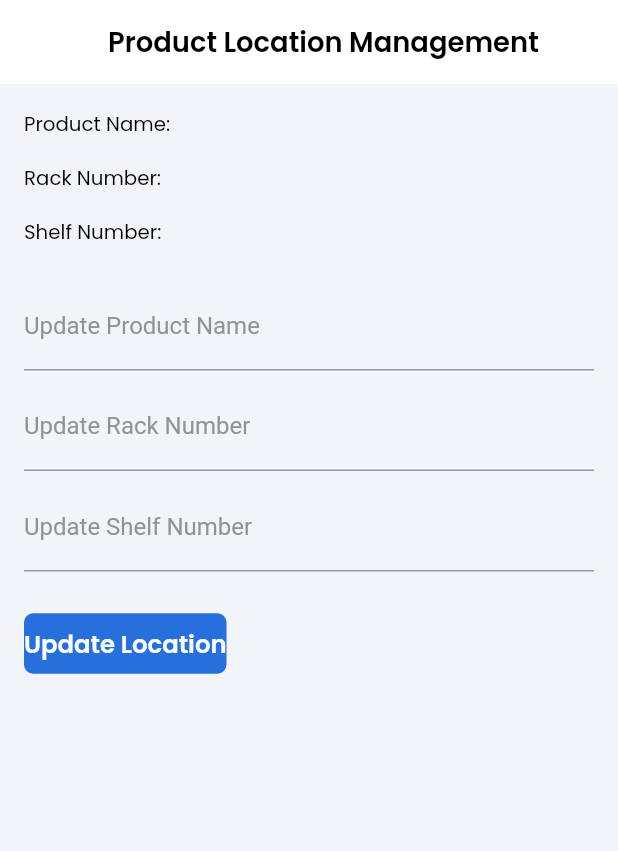
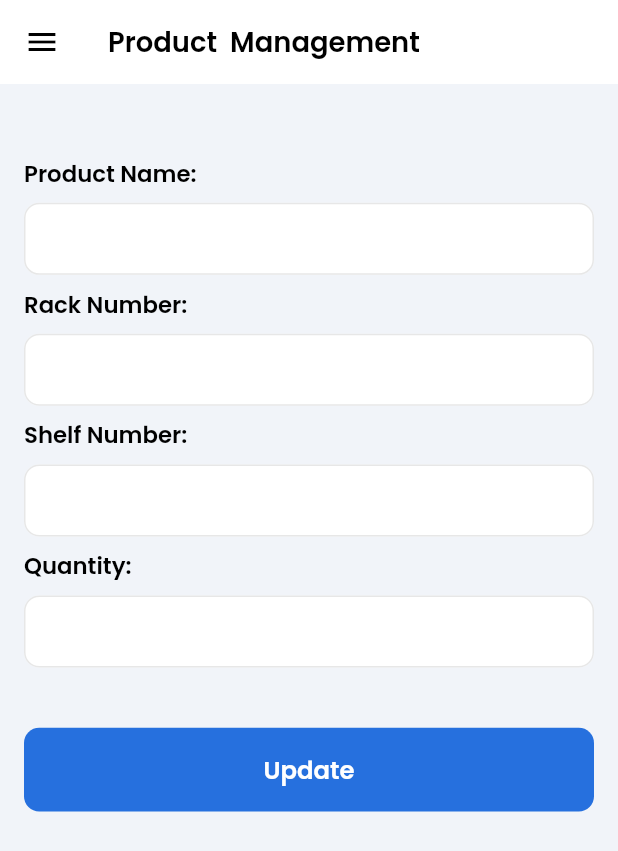
Before and after one commit to Thamizhselvan03/store_app_dtg, a Flutter app: the ProductManagementView screen opened by its route, on a phone screen of 412 x 824 dp. Shown: the top 851 px of the screen. Run offline on Flutter 3.47's test engine with Material 3 defaults, Android fonts, the phone set to English and light mode, and no system bars; our stand-ins replace animate_do, animated_text_kit, cached_network_image, connectivity_plus, device_info_plus, dio and 23 more; missing offline and left inert: floating_draggable_widget, mobile_scanner, pusher_channels_flutter; accounts and stored records are empty; network calls fail.

Commit message:
admin dashboard ui

```diff
--- a/lib/app/components/global-widgets/general_text_field.dart
+++ b/lib/app/components/global-widgets/general_text_field.dart
@@ -95,7 +95,7 @@ class GeneralTextField extends StatelessWidget {
         errorMaxLines: 1,
         hintText: hint,
         hintStyle: TextStyle(
-          color: LightThemeColors.bodyTextSecondaryColor,
+          color: context.theme.hintColor,
           fontSize: 13.sp,
           fontWeight: FontWeight.w500,
         ),
--- a/lib/app/modules/admin/product_management/controllers/product_management_controller.dart
+++ b/lib/app/modules/admin/product_management/controllers/product_management_controller.dart
@@ -1,3 +1,4 @@
+import 'package:flutter/cupertino.dart';
 import 'package:get/get.dart';
 
 class ProductManagementController extends GetxController {
@@ -19,6 +20,8 @@ class ProductManagementController extends GetxController {
     super.onClose();
   }
 
+ final productNameTC =TextEditingController();
+
   final productName = ''.obs;
   final rackNumber = ''.obs;
   final shelfNumber = ''.obs;
--- a/lib/app/modules/admin/product_management/views/product_management_view.dart
+++ b/lib/app/modules/admin/product_management/views/product_management_view.dart
@@ -1,57 +1,68 @@
 import 'package:flutter/material.dart';
+import 'package:flutter_screenutil/flutter_screenutil.dart';
 
 import 'package:get/get.dart';
+import 'package:store_app/app/components/common/widgets/text_app.dart';
+import 'package:store_app/app/components/global-widgets/general_text_field.dart';
+import 'package:store_app/app/components/global-widgets/my_buttons.dart';
 import 'package:store_app/app/modules/admin/admin_main/views/widgets/drawer_admin.dart';
 
 import '../controllers/product_management_controller.dart';
 
 class ProductManagementView extends GetView<ProductManagementController> {
   const ProductManagementView({super.key});
+
   @override
   Widget build(BuildContext context) {
-    return   Scaffold(
+    return Scaffold(
       drawer: DrawerAdmin(),
-      appBar: AppBar(
-        title: Text('Product Location Management'),
-      ),
+      appBar: AppBar(title: Text('Product  Management')),
       body: Padding(
         padding: const EdgeInsets.all(16.0),
         child: Column(
+          spacing: 8.h,
           crossAxisAlignment: CrossAxisAlignment.start,
           children: [
-            Obx(() => Text('Product Name: ${controller.productName.value}')),
-            SizedBox(height: 16.0),
-            Obx(() => Text('Rack Number: ${controller.rackNumber.value}')),
-            SizedBox(height: 16.0),
-            Obx(() => Text('Shelf Number: ${controller.shelfNumber.value}')),
+
             SizedBox(height: 24.0),
-            TextField(
-              onChanged: (value) => controller.productName.value = value,
-              decoration: InputDecoration(labelText: 'Update Product Name'),
+            TextApp(text: "Product Name:", theme: context.textTheme.bodyLarge!),
+            GeneralTextField(
+              //   onChanged: (value) => controller.productName.value = value,
+              hint: '',
+              theme: context.theme,
+              textEditingController: controller.productNameTC,
             ),
-            SizedBox(height: 8.0),
-            TextField(
-              onChanged: (value) => controller.rackNumber.value = value,
-              decoration: InputDecoration(labelText: 'Update Rack Number'),
+            TextApp(text: "Rack Number:", theme: context.textTheme.bodyLarge!),
+
+            GeneralTextField(
+              //  onChanged: (value) => controller.rackNumber.value = value,
+              hint: '',
+              theme: context.theme,
+              textEditingController: controller.productNameTC,
             ),
-            SizedBox(height: 8.0),
-            TextField(
-              onChanged: (value) => controller.shelfNumber.value = value,
-              decoration: InputDecoration(labelText: 'Update Shelf Number'),
+            TextApp(text: "Shelf Number:", theme: context.textTheme.bodyLarge!),
+            GeneralTextField(
+              //  onChanged: (value) => controller.shelfNumber.value = value,
+              hint: '',
+              theme: context.theme,
+              textEditingController: controller.productNameTC,
             ),
+            TextApp(text: "Quantity:", theme: context.textTheme.bodyLarge!),
+            GeneralTextField(
+              //  onChanged: (value) => controller.shelfNumber.value = value,
+              hint: '',
+              theme: context.theme,
+              textEditingController: controller.productNameTC,
+            ),
+
             SizedBox(height: 24.0),
-            ElevatedButton(
+            PrimaryButton(
               onPressed: () {
-                // In a real application, you would likely call a method
-                // in the controller to save or process the updated data.
-                // For this example, we are just updating the observables directly
-                // via the onChanged callbacks in the TextFields.
-                // If your controller had an update method like:
-                // controller.updateLocation(productName.value, rackNumber.value, shelfNumber.value);
-                // You would call it here.
                 Get.snackbar('Update', 'Location data updated (locally)');
               },
-              child: Text('Update Location'),
+              inactive: false,
+              title: "Update",
+              width: double.maxFinite,
             ),
           ],
         ),
--- a/lib/config/theme/light_theme_colors.dart
+++ b/lib/config/theme/light_theme_colors.dart
@@ -21,7 +21,7 @@ class LightThemeColors {
   static Color canvasColor = scaffoldBackgroundColor;
 
   //ICONS
-  static const Color appBarIconsColor = Colors.white;
+  static const Color appBarIconsColor = Colors.black;
   static const Color iconColor = Color(0xff2c2c2c);
 
   //BUTTON
```
Also changed, not shown: lib/app/modules/admin/Dashboard/views/dashboard_view.dart (+11 -10 lines), lib/app/modules/admin/inventory_tracking/views/inventory_tracking_view.dart (+54 -30 lines).
